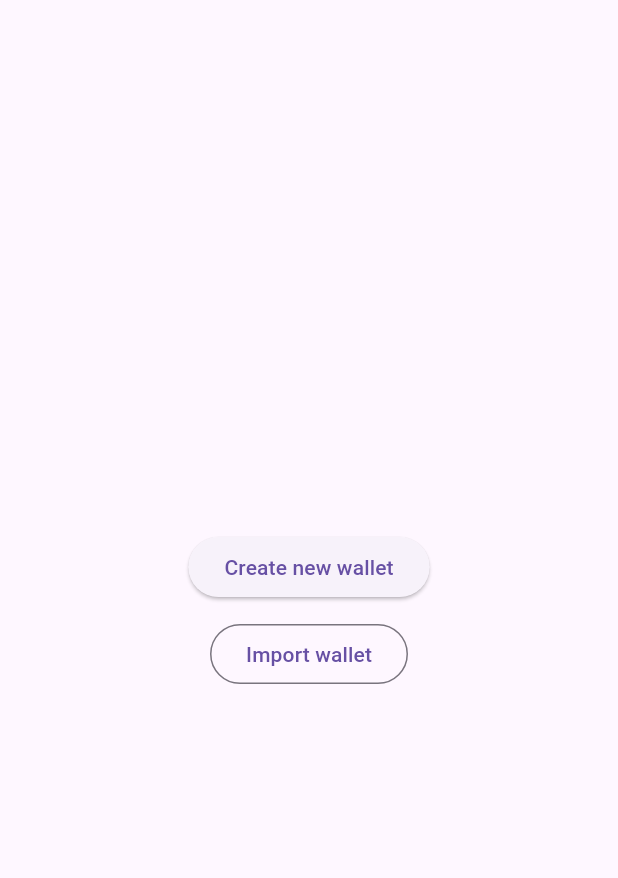
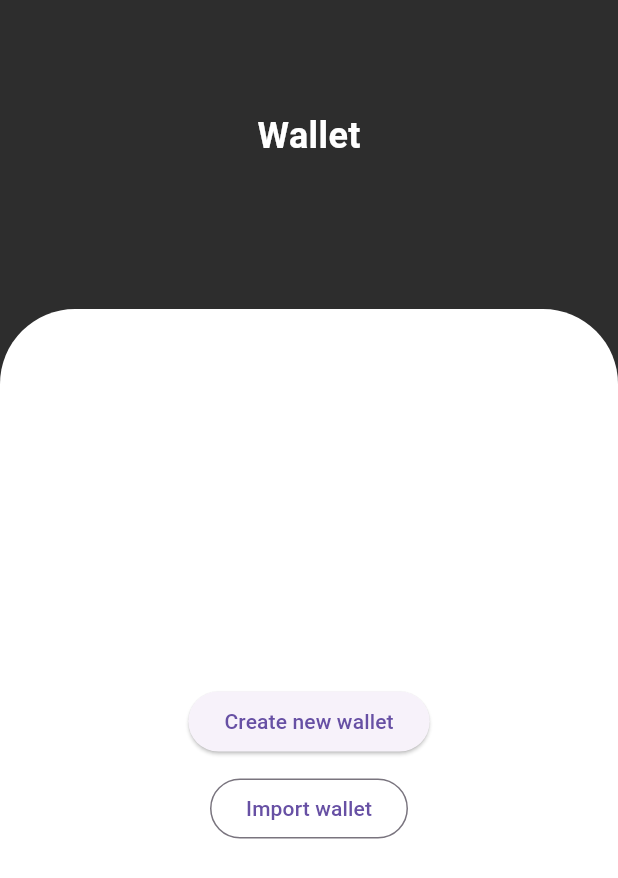
Before and after one commit to shcodex-dev/socialswap, a Flutter app: the IntroPage screen opened directly, on a phone screen of 412 x 824 dp. Shown: the top 878 px of the screen. Run offline on Flutter 3.47's test engine with Material 3 defaults, Android fonts, the phone set to English and light mode, and no system bars; our stand-ins replace built_collection, built_value, cloud_firestore, convert, firebase_analytics, firebase_auth and 12 more; missing offline and left inert: bip39, ed25519_hd_key, qr_code_scanner, web3dart; accounts and stored records are empty; project files that could hold a hidden picture were left out.

Commit message:
chore: Update intro page UI with responsive design

```diff
--- a/lib/wallet/intro_page.dart
+++ b/lib/wallet/intro_page.dart
@@ -5,8 +5,40 @@ class IntroPage extends StatelessWidget {
 
   @override
   Widget build(BuildContext context) {
+    final screenWidth = MediaQuery.of(context).size.width;
+    final myHeight = MediaQuery.of(context).size.height;
     return Scaffold(
-      body: Center(
+      backgroundColor: Color.fromARGB(255, 45, 45, 45),
+      body: Container(
+        height: myHeight,
+        width: screenWidth,
+        child: Column(
+          mainAxisAlignment: MainAxisAlignment.spaceBetween,
+          children: [
+            SizedBox(
+              height: myHeight * 0.04,
+            ),
+            Text(
+              "Wallet",
+              style: TextStyle(
+                  color: Color.fromARGB(255, 255, 255, 255),
+                  fontSize: 24.0,
+                  fontWeight: FontWeight.bold),
+            ),
+            SizedBox(
+              height: myHeight * 0.02,
+            ),
+            Container(
+              height: myHeight * 0.75,
+              width: screenWidth,
+              decoration: BoxDecoration(
+                color: Colors.white,
+                borderRadius: BorderRadius.only(
+                  topLeft: Radius.circular(50),
+                  topRight: Radius.circular(50),
+                ),
+              ),
+              child: Center(
                 child: Column(
                   mainAxisAlignment: MainAxisAlignment.center,
                   crossAxisAlignment: CrossAxisAlignment.center,
@@ -29,6 +61,10 @@ class IntroPage extends StatelessWidget {
                   ],
                 ),
               ),
+            ),
+          ],
+        ),
+      ),
     );
   }
 }
--- a/lib/wallet/wallet_main.dart
+++ b/lib/wallet/wallet_main.dart
@@ -45,7 +45,7 @@ class _MainAppState extends State<MainApp> {
             providers: snapshot.data!,
             child: WalletProvider(
               builder: (context, store) => MaterialApp(
-                title: 'Flutter App',
+                debugShowCheckedModeBanner: false,
                 initialRoute: '/',
                 routes: getRoutes(context),
                 navigatorObservers: [observer],
```
Lines whose indentation alone changed are shown as unchanged.
